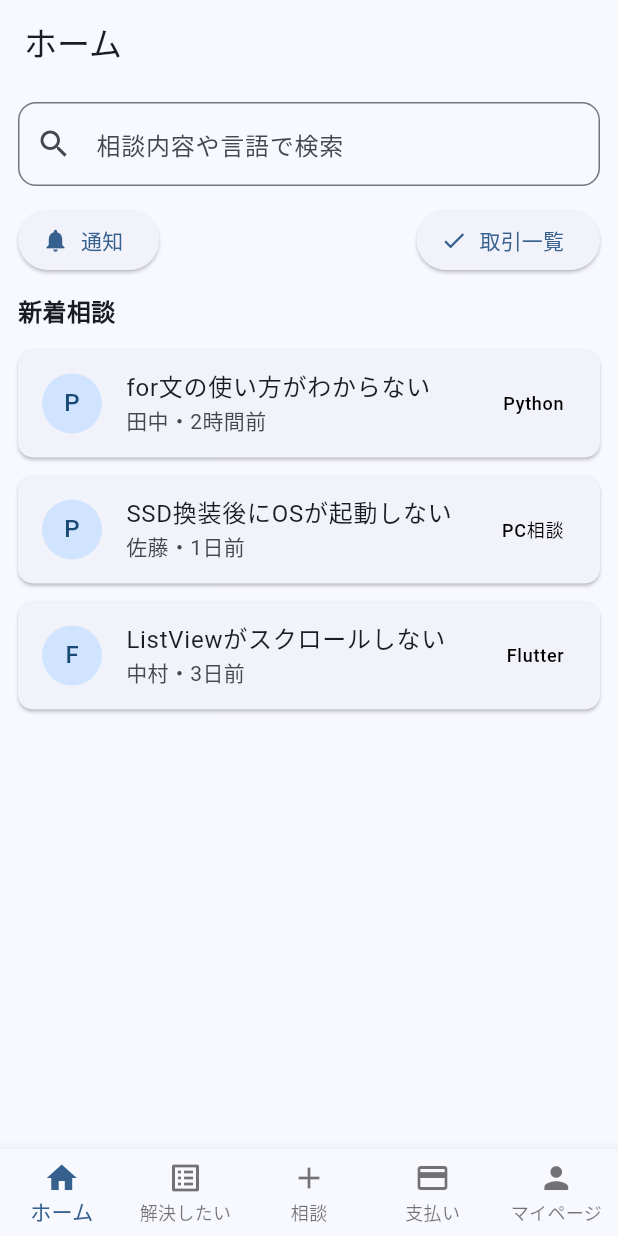
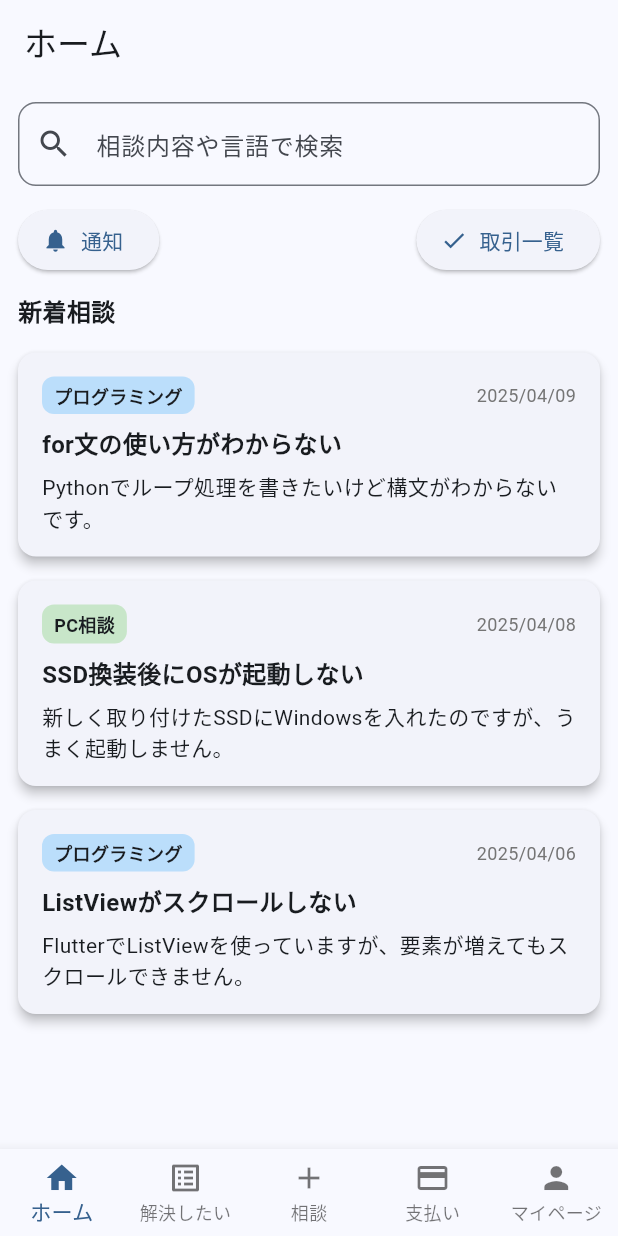
Before and after one commit to chumenium/graduation-project, a Flutter app: the screen it shows after launch, on a phone screen of 412 x 824 dp. Run offline on Flutter 3.47's test engine with Material 3 defaults, Android fonts, the light colour scheme and no system bars; our stand-ins replace firebase_auth, firebase_core, google_sign_in; accounts and stored records are empty.

Commit message:
home修正

```diff
--- a/lib/screens/main_pages/home_screen.dart
+++ b/lib/screens/main_pages/home_screen.dart
@@ -1,15 +1,34 @@
 import 'package:flutter/material.dart';
+import '../../models/consultation_model.dart';
+import '../../widgets/consultation_card.dart';
 
 class HomeScreen extends StatelessWidget {
   const HomeScreen({super.key});
 
   @override
   Widget build(BuildContext context) {
-    // 仮データ（後でモデルとFirestore接続へ置き換え）
-    final consultations = [
-      {'category': 'Python', 'title': 'for文の使い方がわからない', 'user': '田中', 'date': '2時間前'},
-      {'category': 'PC相談', 'title': 'SSD換装後にOSが起動しない', 'user': '佐藤', 'date': '1日前'},
-      {'category': 'Flutter', 'title': 'ListViewがスクロールしない', 'user': '中村', 'date': '3日前'},
+    final List<Consultation> consultations = [
+      Consultation(
+        id: '1',
+        title: 'for文の使い方がわからない',
+        description: 'Pythonでループ処理を書きたいけど構文がわからないです。',
+        category: 'プログラミング',
+        createdAt: DateTime.now().subtract(const Duration(hours: 2)),
+      ),
+      Consultation(
+        id: '2',
+        title: 'SSD換装後にOSが起動しない',
+        description: '新しく取り付けたSSDにWindowsを入れたのですが、うまく起動しません。',
+        category: 'PC相談',
+        createdAt: DateTime.now().subtract(const Duration(days: 1)),
+      ),
+      Consultation(
+        id: '3',
+        title: 'ListViewがスクロールしない',
+        description: 'FlutterでListViewを使っていますが、要素が増えてもスクロールできません。',
+        category: 'プログラミング',
+        createdAt: DateTime.now().subtract(const Duration(days: 3)),
+      ),
     ];
 
     return Scaffold(
@@ -21,67 +40,20 @@ class HomeScreen extends StatelessWidget {
         child: Column(
           crossAxisAlignment: CrossAxisAlignment.start,
           children: [
-            // 🔍 検索ボックス
-            TextField(
-              decoration: InputDecoration(
-                hintText: '相談内容や言語で検索',
-                prefixIcon: const Icon(Icons.search),
-                border: OutlineInputBorder(borderRadius: BorderRadius.circular(12)),
-              ),
+            _buildSearchBox(),
+            const SizedBox(height: 12),
+            _buildActionButtons(context),
+            const SizedBox(height: 12),
+            const Text(
+              '新着相談',
+              style: TextStyle(fontSize: 16, fontWeight: FontWeight.bold),
             ),
-            const SizedBox(height: 12),
-
-            // 🔔 通知・取引ボタン
-            Row(
-              mainAxisAlignment: MainAxisAlignment.spaceBetween,
-              children: [
-                ElevatedButton.icon(
-                  onPressed: () {
-                    Navigator.pushNamed(context, '/notifications');
-                  },
-                  icon: const Icon(Icons.notifications),
-                  label: const Text('通知'),
-                ),
-                ElevatedButton.icon(
-                  onPressed: () {
-                    Navigator.pushNamed(context, '/transactions');
-                  },
-                  icon: const Icon(Icons.check),
-                  label: const Text('取引一覧'),
-                ),
-              ],
-            ),
-            const SizedBox(height: 12),
-
-            // 📝 相談カード一覧
-            const Text('新着相談', style: TextStyle(fontSize: 16, fontWeight: FontWeight.bold)),
             const SizedBox(height: 8),
-
             Expanded(
               child: ListView.builder(
                 itemCount: consultations.length,
-                itemBuilder: (context, index) {
-                  final c = consultations[index];
-                  return Card(
-                    shape: RoundedRectangleBorder(borderRadius: BorderRadius.circular(10)),
-                    margin: const EdgeInsets.symmetric(vertical: 6),
-                    child: ListTile(
-                      leading: CircleAvatar(
-                        child: Text(c['category']![0]),
-                      ),
-                      title: Text(c['title'] ?? ''),
-                      subtitle: Text('${c['user']}・${c['date']}'),
-                      trailing: Text(c['category'] ?? '',
-                          style: const TextStyle(
-                            fontSize: 12,
-                            color: Color.fromARGB(255, 0, 0, 0),
-                          )),
-                      onTap: () {
-                        // TODO: 詳細画面へ遷移
-                      },
-                    ),
-                  );
-                },
+                itemBuilder: (context, index) =>
+                    ConsultationCard(consultation: consultations[index]),
               ),
             ),
           ],
@@ -89,4 +61,28 @@ class HomeScreen extends StatelessWidget {
       ),
     );
   }
+
+  Widget _buildSearchBox() => TextField(
+        decoration: InputDecoration(
+          hintText: '相談内容や言語で検索',
+          prefixIcon: const Icon(Icons.search),
+          border: OutlineInputBorder(borderRadius: BorderRadius.circular(12)),
+        ),
+      );
+
+  Widget _buildActionButtons(BuildContext context) => Row(
+        mainAxisAlignment: MainAxisAlignment.spaceBetween,
+        children: [
+          ElevatedButton.icon(
+            onPressed: () => Navigator.pushNamed(context, '/notifications'),
+            icon: const Icon(Icons.notifications),
+            label: const Text('通知'),
+          ),
+          ElevatedButton.icon(
+            onPressed: () => Navigator.pushNamed(context, '/transactions'),
+            icon: const Icon(Icons.check),
+            label: const Text('取引一覧'),
+          ),
+        ],
+      );
 }
--- a/lib/widgets/consultation_card.dart
+++ b/lib/widgets/consultation_card.dart
@@ -8,10 +8,6 @@ class ConsultationCard extends StatelessWidget {
 
   @override
   Widget build(BuildContext context) {
-    final color = consultation.category == 'プログラミング'
-        ? Colors.blue.shade100
-        : Colors.green.shade100;
-
     return Card(
       elevation: 3,
       shape: RoundedRectangleBorder(borderRadius: BorderRadius.circular(12)),
@@ -21,7 +17,23 @@ class ConsultationCard extends StatelessWidget {
         child: Column(
           crossAxisAlignment: CrossAxisAlignment.start,
           children: [
-            Row(
+            _buildHeader(context),
+            const SizedBox(height: 8),
+            _buildTitle(),
+            const SizedBox(height: 6),
+            _buildDescription(),
+          ],
+        ),
+      ),
+    );
+  }
+
+  Widget _buildHeader(BuildContext context) {
+    final color = consultation.category == 'プログラミング'
+        ? Colors.blue.shade100
+        : Colors.green.shade100;
+
+    return Row(
       children: [
         Container(
           padding: const EdgeInsets.symmetric(horizontal: 8, vertical: 4),
@@ -40,22 +52,22 @@ class ConsultationCard extends StatelessWidget {
           style: TextStyle(fontSize: 12, color: Colors.grey.shade600),
         ),
       ],
-            ),
-            const SizedBox(height: 8),
-            Text(
+    );
+  }
+
+  Widget _buildTitle() {
+    return Text(
       consultation.title,
       style: const TextStyle(fontSize: 16, fontWeight: FontWeight.bold),
-            ),
-            const SizedBox(height: 6),
-            Text(
+    );
+  }
+
+  Widget _buildDescription() {
+    return Text(
       consultation.description,
       maxLines: 3,
       overflow: TextOverflow.ellipsis,
       style: const TextStyle(fontSize: 14),
-            ),
-          ],
-        ),
-      ),
     );
   }
 
```
Also changed, not shown: lib/models/test.txt (deleted), lib/widgets/test.txt (deleted). Lines whose indentation alone changed are shown as unchanged.
